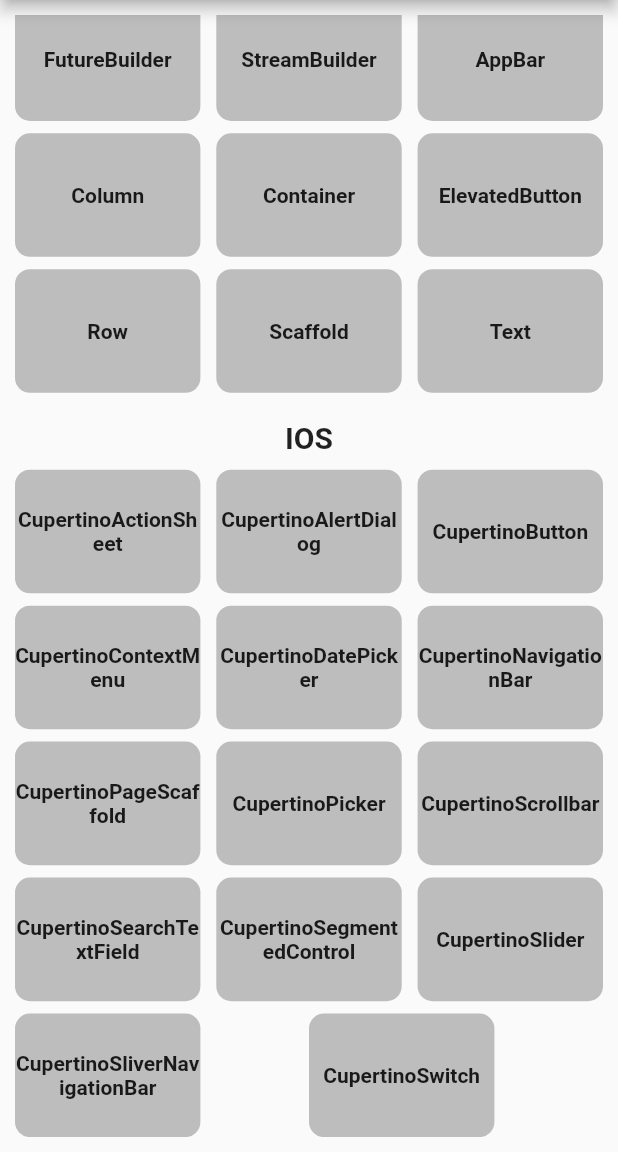
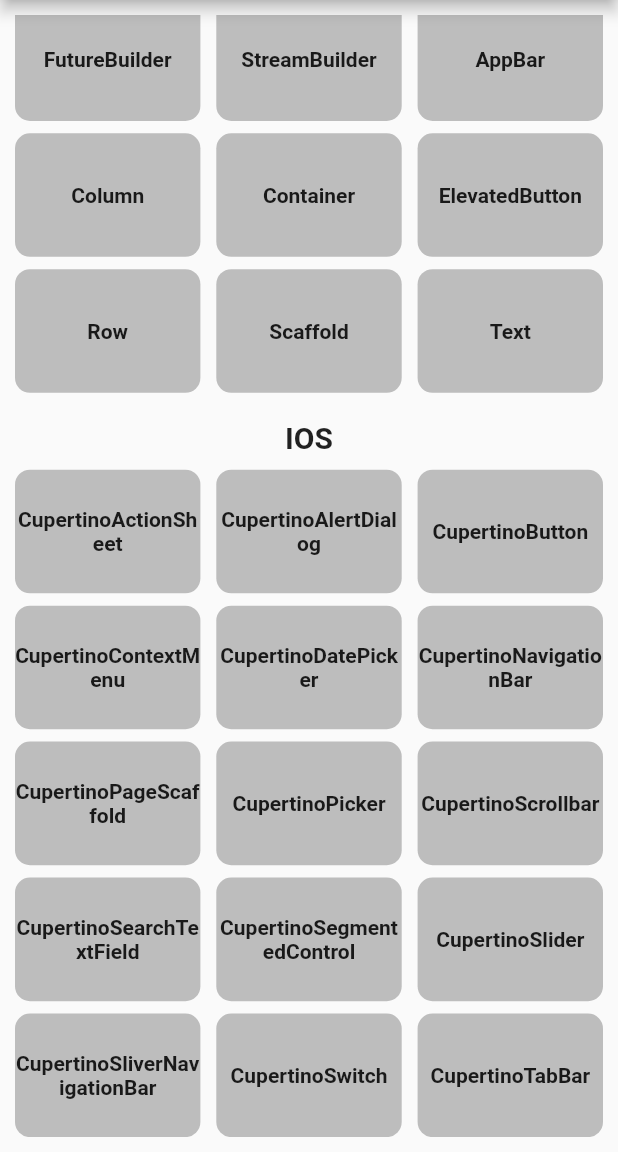
Before and after one commit to Bhargav5365/Flutter-widgets, a Flutter app: the screen it shows after launch, scrolled down 465 dp, on a phone screen of 412 x 824 dp, the part 84-1236 px from its top. Run offline on Flutter 3.47's test engine with Material 2 defaults, Android fonts, the phone set to English and light mode, and no system bars.

Commit message:
CupertinoTabBar

```diff
--- a/lib/Home.dart
+++ b/lib/Home.dart
@@ -27,6 +27,7 @@ import 'package:flutter_widgets/practice/CupertinoSegmentedControl.dart';
 import 'package:flutter_widgets/practice/CupertinoSlider.dart';
 import 'package:flutter_widgets/practice/CupertinoSliverNavigationBar.dart';
 import 'package:flutter_widgets/practice/CupertinoSwitch.dart';
+import 'package:flutter_widgets/practice/CupertinoTabBar.dart';
 import 'package:flutter_widgets/practice/DecoratedBoxTransition.dart';
 import 'package:flutter_widgets/practice/ElevatedButton.dart';
 import 'package:flutter_widgets/practice/FutureBuilder.dart';
@@ -1177,6 +1178,32 @@ class _HomeState extends State<Home> {
                       ),
                     ),
                     Spacer(),
+                    GestureDetector(
+                      onTap: () {
+                        Navigator.push(
+                          context,
+                          MaterialPageRoute(
+                            builder: (context) => AAA(),
+                          ),
+                        );
+                        print('daf');
+                      },
+                      child: Container(
+                        height: screenSize.height * 0.1,
+                        width: screenSize.width * 0.3,
+                        decoration: BoxDecoration(
+                          color: Colors.grey[400],
+                          borderRadius: BorderRadius.all(
+                            Radius.circular(10),
+                          ),
+                        ),
+                        child: Center(
+                          child: Text('CupertinoTabBar',
+                              textAlign: TextAlign.center,
+                              style: TextStyle(fontWeight: FontWeight.bold)),
+                        ),
+                      ),
+                    ),
                   ],
                 ),
               ],
```
Also changed, not shown: lib/practice/CupertinoTabBar.dart (added, +42 -0 lines).
